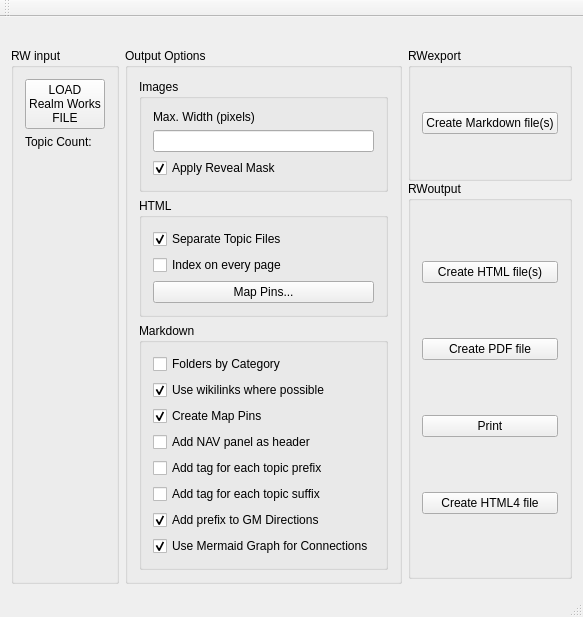
Old version of the form mainwindow.ui in the repository farling42/RWoutput.
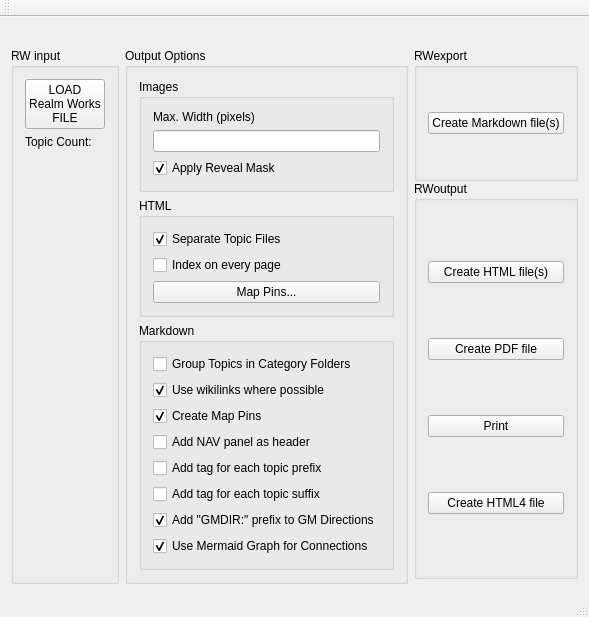
New version of the form. Icons and pictures are not drawn.

Commit message: Add %%links to each storyboard

What changed in the file:
```diff
--- a/mainwindow.ui
+++ b/mainwindow.ui
@@ -9,7 +9,7 @@
    <rect>
     <x>0</x>
     <y>0</y>
-    <width>522</width>
+    <width>548</width>
     <height>551</height>
    </rect>
   </property>
@@ -165,7 +165,7 @@
                <string>When unchecked, folders will be created based on governed content.</string>
               </property>
               <property name="text">
-               <string>Folders by Category</string>
+               <string>Group Topics in Category Folders</string>
               </property>
              </widget>
             </item>
@@ -228,7 +228,7 @@
                <string>When converting GM directions, prefix each with &quot;GMDIR:&quot; in bold italic</string>
               </property>
               <property name="text">
-               <string>Add prefix to GM Directions</string>
+               <string>Add &quot;GMDIR:&quot; prefix to GM Directions</string>
               </property>
               <property name="checked">
                <bool>true</bool>
```
Left out of the diff: 4 changed lines with no effect on the pictures. The commit also changes 2 other files.
